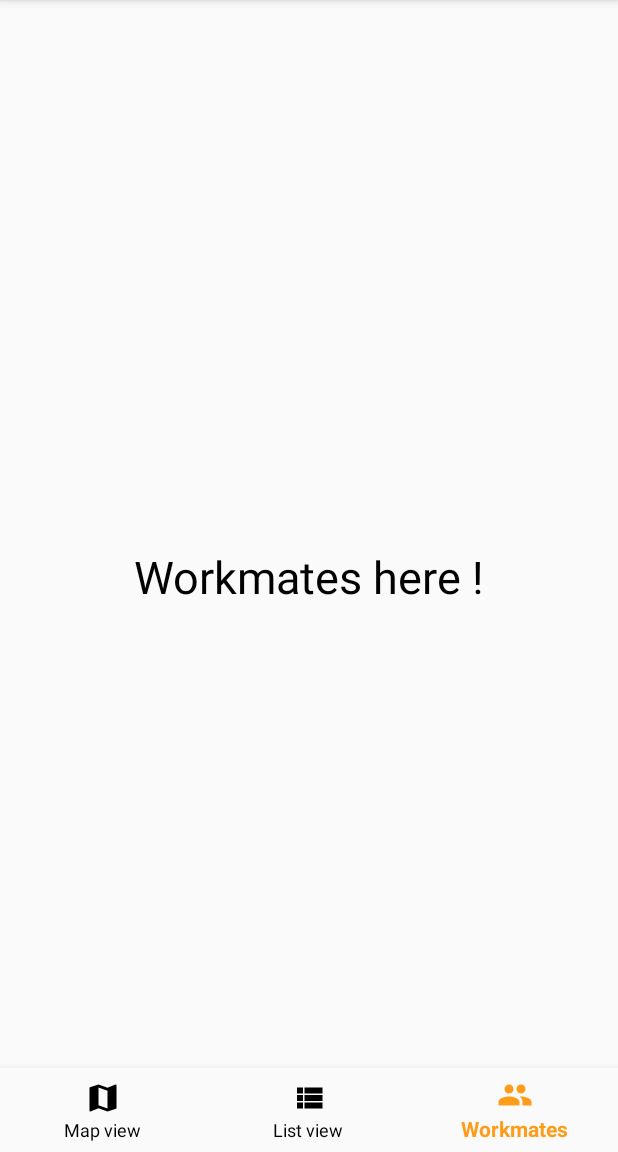
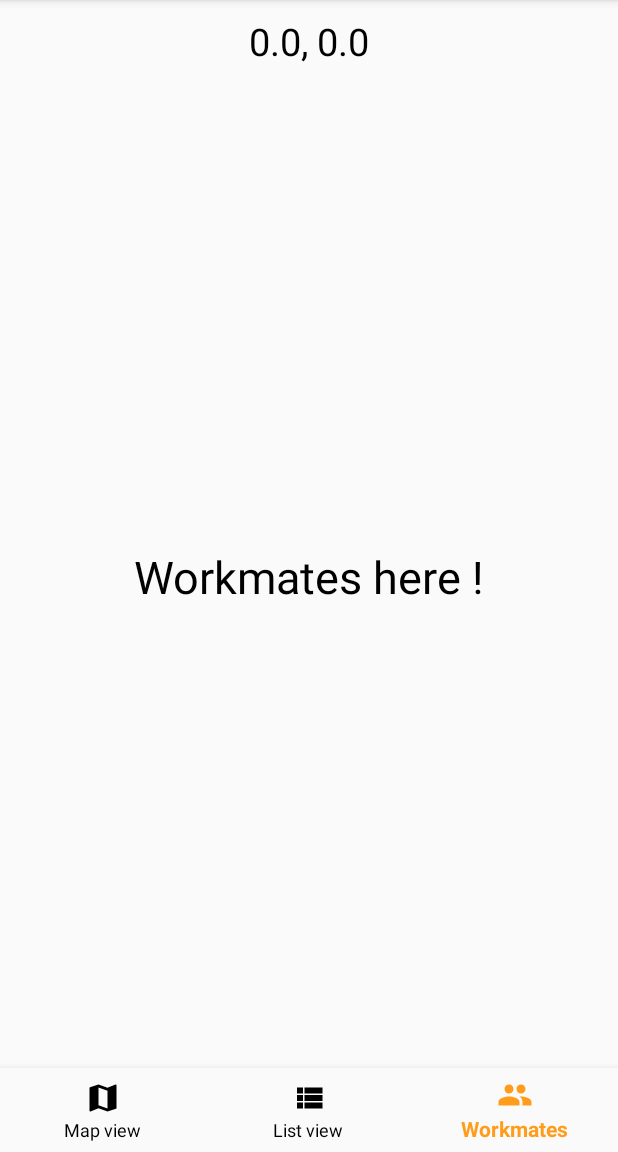
Before and after one commit to Guillaume-Cudel/Go4Lunch, an Android app: the screen it shows after launch once a user with an empty profile is signed in (NavigationActivity), item 3 of the bottom bar chosen, on a phone screen of 412 x 824 dp, the part 84-1236 px from its top. Run offline under Robolectric (Android 15) with nearby library versions, the phone set to English and light mode, and no system bars; our stand-ins replace Firebase (no records; nobody signed in at launch, a user with empty details on screens opened directly); libraries missing offline, so code that uses them is left out: com.facebook, com.facebook.login, pub.devrel.easypermissions; pictures from the network do not load; 1 statement that could not run was skipped.

```diff
--- a/app/src/main/java/com/example/go4lunch/NavigationActivity.java
+++ b/app/src/main/java/com/example/go4lunch/NavigationActivity.java
@@ -9,7 +9,6 @@ import androidx.fragment.app.FragmentTransaction;
 
 
 import android.Manifest;
-import android.content.Intent;
 import android.content.pm.PackageManager;
 import android.location.Location;
 import android.net.Uri;
@@ -26,7 +25,6 @@ import androidx.appcompat.widget.Toolbar;
 import com.bumptech.glide.Glide;
 import com.bumptech.glide.request.RequestOptions;
 import com.example.go4lunch.databinding.ActivityNavigationBinding;
-import com.example.go4lunch.model.MyLocation;
 import com.example.go4lunch.ui.BaseActivity;
 import com.example.go4lunch.ui.map.MapFragment;
 import com.example.go4lunch.ui.restaurants_list.RestaurantsListFragment;
@@ -36,7 +34,6 @@ import com.google.android.gms.location.LocationCallback;
 import com.google.android.gms.location.LocationRequest;
 import com.google.android.gms.location.LocationResult;
 import com.google.android.gms.location.LocationServices;
-import com.google.android.gms.tasks.OnSuccessListener;
 import com.google.android.material.bottomnavigation.BottomNavigationView;
 import com.google.android.material.navigation.NavigationView;
 import com.google.firebase.auth.FirebaseAuth;
@@ -60,8 +57,10 @@ public class NavigationActivity extends BaseActivity implements NavigationView.O
 
     // Location
     public FusedLocationProviderClient fusedLocation;
-    public String longitudeText;
-    public String latitudeText;
+    public double longitude;
+    public double latitude;
+   // public String longitudeText;
+   // public String latitudeText;
 
     // Easy location
     private static final int REQUEST_LOCATION_PERMISSION = 10;
@@ -176,7 +175,6 @@ public class NavigationActivity extends BaseActivity implements NavigationView.O
             case R.id.nav_settings:
                 break;
             case R.id.nav_log_out:
-                //AuthUI.getInstance().signOut(this);
                 FirebaseAuth.getInstance().signOut();
                 finish();
                 break;
@@ -308,11 +306,8 @@ public class NavigationActivity extends BaseActivity implements NavigationView.O
                 for (Location location : locationResult.getLocations()) {
                     if (location != null) {
 
-                       double longitude = location.getLongitude();
-                       double latitude = location.getLatitude();
-                       longitudeText = Double.toString(longitude);
-                       latitudeText = Double.toString(latitude);
-
+                        longitude = location.getLongitude();
+                        latitude = location.getLatitude();
                     }
                 }
             }
@@ -325,35 +320,13 @@ public class NavigationActivity extends BaseActivity implements NavigationView.O
     }
 
 
-    /*public void updateLastLocation(){
-        // get last location
-        fusedLocation = LocationServices.getFusedLocationProviderClient(this);
-        if (ActivityCompat.checkSelfPermission(this, Manifest.permission.ACCESS_FINE_LOCATION)
-                != PackageManager.PERMISSION_GRANTED) {
 
-            fusedLocation.getLastLocation()
-                    .addOnSuccessListener(this, new OnSuccessListener<Location>() {
-                        @Override
-                        public void onSuccess(Location location) {
-                            // Got last known location. In some rare situations this can be null.
-
-                            if (location != null) {
-                                longitude = location.getLongitude();
-                                latitude = location.getLatitude();
-                                longitudeText = Double.toString(longitude);
-                                latitudeText = Double.toString(latitude);
-                            }
-                        }
-                    });
-        }
-    }*/
-
-    public String getLongitudeText() {
-        return longitudeText;
+    public double getDoubleLongitude() {
+        return longitude;
     }
 
-    public String getLatitudeText() {
-        return latitudeText;
+    public double getDoubleLatitude() {
+        return latitude;
     }
 
 
--- a/app/src/main/java/com/example/go4lunch/ui/map/MapFragment.java
+++ b/app/src/main/java/com/example/go4lunch/ui/map/MapFragment.java
@@ -13,11 +13,13 @@ import androidx.fragment.app.Fragment;
 import androidx.lifecycle.Observer;
 import androidx.lifecycle.ViewModelProvider;
 
+import com.example.go4lunch.NavigationActivity;
 import com.example.go4lunch.R;
+
+import org.w3c.dom.Text;
 
 public class MapFragment extends Fragment {
 
-    ImageView image;
 
     public static MapFragment newInstance() {
         return (new MapFragment());
@@ -28,7 +30,8 @@ public class MapFragment extends Fragment {
                              ViewGroup container, Bundle savedInstanceState) {
         View view = inflater.inflate(R.layout.fragment_map, container, false);
 
-        image = (ImageView) view.findViewById(R.id.map_image_test);
+        ImageView image = (ImageView) view.findViewById(R.id.map_image_test);
+
 
 
         return view;
--- a/app/src/main/java/com/example/go4lunch/ui/workmates/WorkmatesFragment.java
+++ b/app/src/main/java/com/example/go4lunch/ui/workmates/WorkmatesFragment.java
@@ -9,11 +9,10 @@ import android.widget.TextView;
 import androidx.annotation.NonNull;
 import androidx.fragment.app.Fragment;
 
+import com.example.go4lunch.NavigationActivity;
 import com.example.go4lunch.R;
 
 public class WorkmatesFragment extends Fragment {
-
-    private TextView textView;
 
     public WorkmatesFragment(){}
 
@@ -26,7 +25,17 @@ public class WorkmatesFragment extends Fragment {
                              ViewGroup container, Bundle savedInstanceState) {
         View view = inflater.inflate(R.layout.fragment_workmates, container, false);
 
-        textView = (TextView) view.findViewById(R.id.workmates_text);
+        TextView textView = (TextView) view.findViewById(R.id.workmates_text);
+        TextView showLocation = (TextView) view.findViewById(R.id.show_location);
+
+         NavigationActivity navigationActivity = (NavigationActivity) getActivity();
+         double mLongitude = navigationActivity.getDoubleLongitude();
+         double mLatitude = navigationActivity.getDoubleLatitude();
+
+        String latitudeText = Double.toString(mLatitude);
+        String longitudeText = Double.toString(mLongitude);
+        String locationText = latitudeText + ", " + longitudeText;
+        showLocation.setText(locationText);
 
         return view;
 
--- a/app/src/main/res/layout/fragment_map.xml
+++ b/app/src/main/res/layout/fragment_map.xml
@@ -5,6 +5,8 @@
     android:layout_width="match_parent"
     android:layout_height="match_parent"
     tools:context=".ui.map.MapFragment">
+
+
 
 
     <androidx.appcompat.widget.AppCompatImageView
--- a/app/src/main/res/layout/fragment_workmates.xml
+++ b/app/src/main/res/layout/fragment_workmates.xml
@@ -5,6 +5,18 @@
     android:layout_width="match_parent"
     android:layout_height="match_parent"
     tools:context=".ui.workmates.WorkmatesFragment">
+
+    <TextView
+        android:id="@+id/show_location"
+        android:layout_width="wrap_content"
+        android:layout_height="wrap_content"
+        app:layout_constraintTop_toTopOf="parent"
+        app:layout_constraintStart_toStartOf="parent"
+        app:layout_constraintEnd_toEndOf="parent"
+        android:layout_marginTop="@dimen/ten"
+        android:textColor="@color/black"
+        android:textSize="25sp"
+        android:text="Wesh"/>
 
     <TextView
         android:id="@+id/workmates_text"
```
Also changed, not shown: app/build.gradle (+10 -2 lines), app/src/main/java/com/example/go4lunch/di/Injection.java (added, +53 -0 lines), app/src/main/java/com/example/go4lunch/model/MyLocation.java (deleted, +0 -28 lines), app/src/main/java/com/example/go4lunch/model/Restaurant.java (added, +100 -0 lines), app/src/main/java/com/example/go4lunch/model/RestaurantRepository.java (added, +16 -0 lines), app/src/main/java/com/example/go4lunch/model/RestaurantRepositoryImpl.java (added, +34 -0 lines), app/src/main/java/com/example/go4lunch/network/ApiService.java (added, +24 -0 lines), app/src/main/java/com/example/go4lunch/network/RestaurantViewModel.java (added, +58 -0 lines), app/src/main/java/com/example/go4lunch/network/ViewModelFactory.java (added, +25 -0 lines), app/src/main/java/com/example/go4lunch/ui/restaurants_list/RestaurantsListAdapter.java (added, +96 -0 lines), app/src/main/java/com/example/go4lunch/ui/restaurants_list/RestaurantsListFragment.java (+42 -11 lines), app/src/main/res/layout/fragment_restaurants_list.xml (+35 -2 lines).
